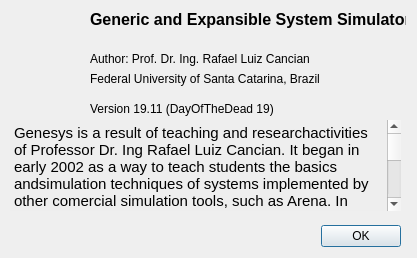
Old version of the form qtGuiProject/QtRebornedGenesys/dialogabout.ui in the repository ljmotta/2019_2022_GenESyS.
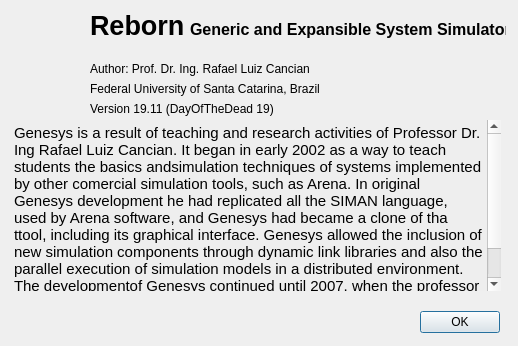
New version of the form. Icons and pictures are not drawn.

```diff
--- a/qtGuiProject/QtRebornedGenesys/dialogabout.ui
+++ b/qtGuiProject/QtRebornedGenesys/dialogabout.ui
@@ -6,8 +6,8 @@
    <rect>
     <x>0</x>
     <y>0</y>
-    <width>417</width>
-    <height>258</height>
+    <width>518</width>
+    <height>346</height>
    </rect>
   </property>
   <property name="windowTitle">
@@ -22,10 +22,10 @@
   <widget class="QDialogButtonBox" name="buttonBox">
    <property name="geometry">
     <rect>
-     <x>70</x>
-     <y>220</y>
-     <width>331</width>
-     <height>32</height>
+     <x>420</x>
+     <y>310</y>
+     <width>80</width>
+     <height>25</height>
     </rect>
    </property>
    <property name="orientation">
@@ -54,8 +54,8 @@
   <widget class="QLabel" name="label_2">
    <property name="geometry">
     <rect>
-     <x>90</x>
-     <y>10</y>
+     <x>190</x>
+     <y>20</y>
      <width>316</width>
      <height>19</height>
     </rect>
@@ -81,7 +81,7 @@
    <property name="geometry">
     <rect>
      <x>90</x>
-     <y>50</y>
+     <y>60</y>
      <width>273</width>
      <height>17</height>
     </rect>
@@ -107,7 +107,7 @@
    <property name="geometry">
     <rect>
      <x>90</x>
-     <y>70</y>
+     <y>80</y>
      <width>291</width>
      <height>17</height>
     </rect>
@@ -121,8 +121,8 @@
     <rect>
      <x>10</x>
      <y>120</y>
-     <width>391</width>
-     <height>91</height>
+     <width>491</width>
+     <height>171</height>
     </rect>
    </property>
    <property name="frameShape">
@@ -142,7 +142,33 @@
 &lt;html&gt;&lt;head&gt;&lt;meta name=&quot;qrichtext&quot; content=&quot;1&quot; /&gt;&lt;style type=&quot;text/css&quot;&gt;
 p, li { white-space: pre-wrap; }
 &lt;/style&gt;&lt;/head&gt;&lt;body style=&quot; font-family:'Ubuntu'; font-size:11pt; font-weight:400; font-style:normal;&quot; bgcolor=&quot;#eeeeee&quot;&gt;
-&lt;p style=&quot; margin-top:0px; margin-bottom:0px; margin-left:0px; margin-right:0px; -qt-block-indent:0; text-indent:0px;&quot;&gt;&lt;span style=&quot; font-family:'Tahoma,Arial,sans-serif'; color:#000000;&quot;&gt;Genesys is a result of teaching and researchactivities of Professor Dr. Ing Rafael Luiz Cancian. It began in early 2002 as a way to teach students the basics andsimulation techniques of systems implemented by other comercial simulation tools, such as Arena. In Genesysdevelopment he replicated all the SIMAN language, used by Arena software, and Genesys has become a clone of thattool, including its graphical interface. Genesys allowed the inclusion of new simulation components through dynamiclink libraries and also the parallel execution of simulation models in a distributed environment. The developmentof Genesys continued until 2007, when the professor stopped teaching systems simulation.&lt;/span&gt;&lt;/p&gt;&lt;/body&gt;&lt;/html&gt;</string>
+&lt;p style=&quot; margin-top:0px; margin-bottom:0px; margin-left:0px; margin-right:0px; -qt-block-indent:0; text-indent:0px;&quot;&gt;&lt;span style=&quot; font-family:'Tahoma,Arial,sans-serif'; color:#000000;&quot;&gt;Genesys is a result of teaching and research activities of Professor Dr. Ing Rafael Luiz Cancian. It began in early 2002 as a way to teach students the basics andsimulation techniques of systems implemented by other comercial simulation tools, such as Arena. In original Genesys development he had replicated all the SIMAN language, used by Arena software, and Genesys had became a clone of tha ttool, including its graphical interface. Genesys allowed the inclusion of new simulation components through dynamic link libraries and also the parallel execution of simulation models in a distributed environment. The developmentof Genesys continued until 2007, when the professor stopped teaching systems simulation.Genesys then hyberneted for eleven years.&lt;/span&gt;&lt;/p&gt;&lt;/body&gt;&lt;/html&gt;</string>
+   </property>
+  </widget>
+  <widget class="QLabel" name="label_6">
+   <property name="geometry">
+    <rect>
+     <x>90</x>
+     <y>10</y>
+     <width>94</width>
+     <height>32</height>
+    </rect>
+   </property>
+   <property name="font">
+    <font>
+     <pointsize>20</pointsize>
+     <weight>75</weight>
+     <bold>true</bold>
+    </font>
+   </property>
+   <property name="frameShadow">
+    <enum>QFrame::Raised</enum>
+   </property>
+   <property name="text">
+    <string>Reborn</string>
+   </property>
+   <property name="textFormat">
+    <enum>Qt::RichText</enum>
    </property>
   </widget>
  </widget>
```
